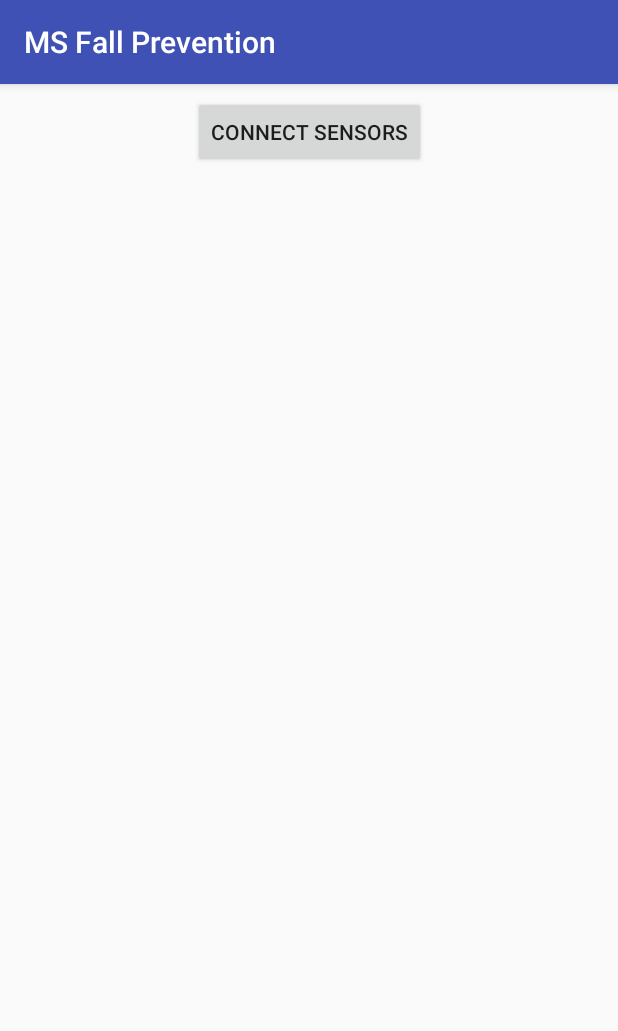
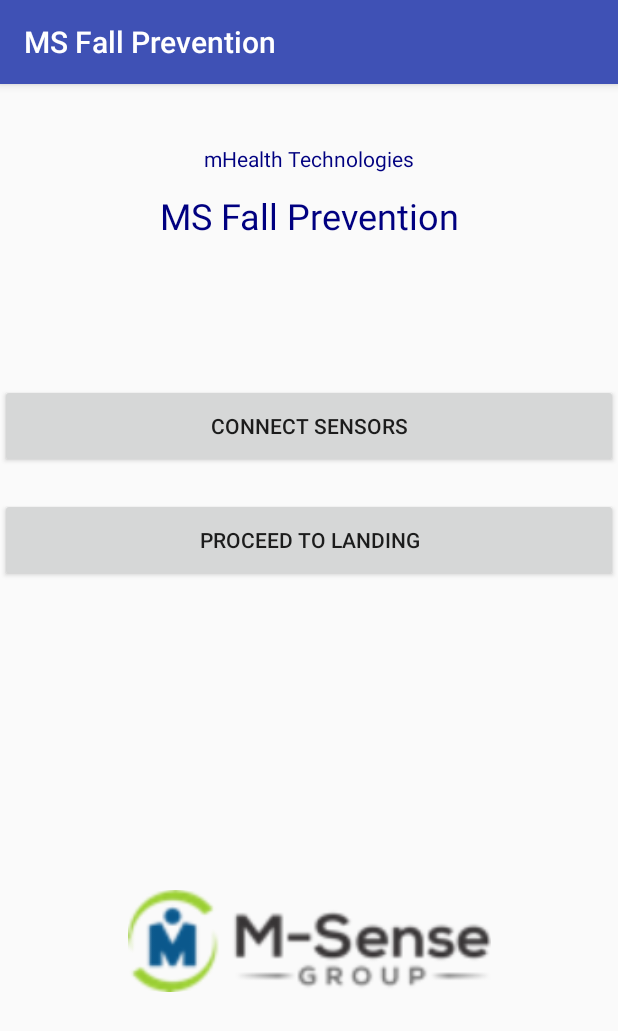
Before and after one commit to M-SenseResearchGroup/MS-Fall-Risk-App, an Android app: the screen it shows after launch (Main2Activity), on a phone screen of 412 x 824 dp. Shown: the top 1031 px of the screen. Run offline under Robolectric (Android 15) with nearby library versions, the phone set to English and light mode, and no system bars.

Commit message:
Cosmetic changes to main and connection pages

```diff
--- a/app/src/main/res/layout/activity__connection_page.xml
+++ b/app/src/main/res/layout/activity__connection_page.xml
@@ -11,10 +11,11 @@
         android:layout_width="wrap_content"
         android:layout_height="wrap_content"
         android:layout_marginStart="8dp"
+        android:layout_marginTop="50dp"
         android:text="Chest Sensor Connection"
         android:textStyle="bold"
         app:layout_constraintStart_toStartOf="parent"
-        tools:layout_editor_absoluteY="89dp" />
+        app:layout_constraintTop_toBottomOf="@+id/textView4" />
 
     <TextView
         android:id="@+id/textView3"
--- a/app/src/main/res/layout/activity_main2.xml
+++ b/app/src/main/res/layout/activity_main2.xml
@@ -4,18 +4,74 @@
     xmlns:tools="http://schemas.android.com/tools"
     android:layout_width="match_parent"
     android:layout_height="match_parent"
-    tools:context=".Main2Activity">
+    tools:context=".Main2Activity"
+    >
+
+
 
     <Button
+        android:layout_weight="1"
         android:id="@+id/button"
-        android:layout_width="wrap_content"
-        android:layout_height="wrap_content"
-        android:layout_marginTop="8dp"
+        android:layout_width="0dp"
+        android:layout_height="56dp"
+        android:layout_marginTop="200dp"
         android:onClick="toConnectionPage"
         android:text="@string/connect_sensors_button"
         app:layout_constraintEnd_toEndOf="parent"
         app:layout_constraintStart_toStartOf="parent"
         app:layout_constraintTop_toTopOf="parent" />
 
+    <Button
+        android:layout_weight="1"
+        android:id="@+id/button2"
+        android:layout_width="0dp"
+        android:layout_height="56dp"
+        android:layout_marginTop="20dp"
+        android:text="@string/proceed_to_landing_button"
+        app:layout_constraintEnd_toEndOf="parent"
+        app:layout_constraintStart_toStartOf="parent"
+        app:layout_constraintTop_toBottomOf="@+id/button" />
+
+    <TextView
+        android:id="@+id/textView"
+        android:layout_width="wrap_content"
+        android:layout_height="wrap_content"
+        android:layout_marginStart="8dp"
+        android:layout_marginTop="40dp"
+        android:layout_marginEnd="8dp"
+        android:text="@string/title_launch"
+        android:textColor="@color/Navy"
+        app:layout_constraintEnd_toEndOf="parent"
+        app:layout_constraintStart_toStartOf="parent"
+        app:layout_constraintTop_toTopOf="parent" />
+
+    <TextView
+        android:id="@+id/textView5"
+        android:layout_width="wrap_content"
+        android:layout_height="wrap_content"
+        android:layout_marginStart="8dp"
+        android:layout_marginTop="12dp"
+        android:layout_marginEnd="8dp"
+        android:text="@string/title_launch2"
+        android:textColor="@color/Navy"
+        android:textSize="24sp"
+        app:layout_constraintEnd_toEndOf="parent"
+        app:layout_constraintStart_toStartOf="parent"
+        app:layout_constraintTop_toBottomOf="@+id/textView" />
+
+    <ImageView
+        android:id="@+id/imageView"
+        android:layout_width="242dp"
+        android:layout_height="121dp"
+        android:layout_marginStart="8dp"
+        android:layout_marginTop="50dp"
+        android:layout_marginEnd="8dp"
+        android:layout_marginBottom="8dp"
+        app:layout_constraintBottom_toBottomOf="parent"
+        app:layout_constraintEnd_toEndOf="parent"
+        app:layout_constraintStart_toStartOf="parent"
+        app:layout_constraintTop_toBottomOf="@+id/button2"
+        app:srcCompat="@drawable/msense" />
+
 
 </android.support.constraint.ConstraintLayout>
--- a/app/src/main/res/values/colors.xml
+++ b/app/src/main/res/values/colors.xml
@@ -3,4 +3,6 @@
     <color name="colorPrimary">#3F51B5</color>
     <color name="colorPrimaryDark">#303F9F</color>
     <color name="colorAccent">#FF4081</color>
+    <color name="Navy">#000080</color>
+    <color name="Green">#FF008000</color>
 </resources>
--- a/app/src/main/res/values/strings.xml
+++ b/app/src/main/res/values/strings.xml
@@ -5,6 +5,8 @@
     <string name="message_wait">Please wait</string>
     <string name="action_disconnect">Disconnect</string>
     <string name="connect_sensors_button">Connect Sensors</string>
-    <string name="proceed_to_landing_button">Skip, proceed to landing</string>
+    <string name="proceed_to_landing_button">Proceed to landing</string>
+    <string name="title_launch">mHealth Technologies</string>
+    <string name="title_launch2">MS Fall Prevention</string>
     <string name="appbar_scrolling_view_behavior" translatable="false">android.support.design.widget.AppBarLayout$ScrollingViewBehavior</string>
 </resources>
```
Also changed, not shown: app/src/main/res/drawable/msense.png (added).
